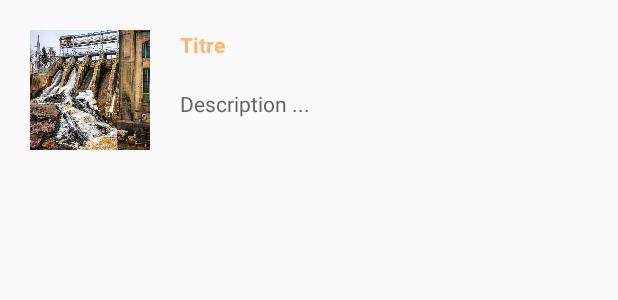
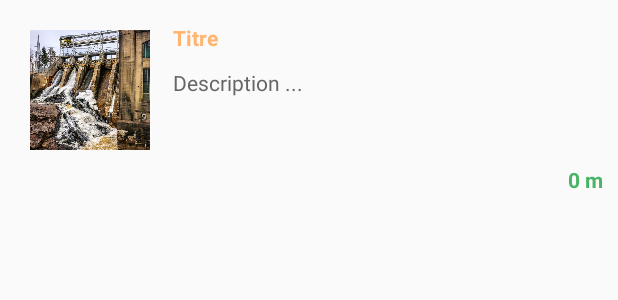
Before and after one commit to J4BB3R/wezite, an Android app: the layout parcour_vignette.xml on its own in the app's theme, with its tools: preview values and no code run, on a phone screen of 412 x 824 dp. Shown: the top 300 px of the screen. Run offline under Robolectric (Android 15) with nearby library versions, the phone set to English and light mode, and no system bars.

Commit message:
[ParcourList] add Feature

```diff
--- a/app/src/main/java/ca/wezite/wezite/view/ParcourListAdaptor.java
+++ b/app/src/main/java/ca/wezite/wezite/view/ParcourListAdaptor.java
@@ -3,6 +3,7 @@ package ca.wezite.wezite.view;
 import android.content.Context;
 import android.content.Intent;
 import android.support.v7.widget.RecyclerView;
+import android.util.Log;
 import android.view.LayoutInflater;
 import android.view.View;
 import android.view.ViewGroup;
@@ -26,7 +27,7 @@ public class ParcourListAdaptor extends RecyclerView.Adapter<ParcourListAdaptor.
     public class VignetteHolder extends RecyclerView.ViewHolder {
         public FrameLayout parentLayout;
         public ImageView img;
-        public TextView title, desc;
+        public TextView title, desc, distance;
 
         public VignetteHolder(View view) {
             super(view);
@@ -34,6 +35,7 @@ public class ParcourListAdaptor extends RecyclerView.Adapter<ParcourListAdaptor.
             img = (ImageView) view.findViewById(R.id.imageView);
             title = (TextView) view.findViewById(R.id.titleParcourVignette);
             desc = (TextView) view.findViewById(R.id.descParcourVignette);
+            distance = (TextView) view.findViewById(R.id.distanceParcourVignette);
         }
     }
 
@@ -53,6 +55,7 @@ public class ParcourListAdaptor extends RecyclerView.Adapter<ParcourListAdaptor.
         final Parcours parcours = parcoursList.get(position);
         holder.title.setText(parcours.getName());
         holder.desc.setText(parcours.getDescription());
+        holder.distance.setText(Integer.toString((int)parcours.getDistance())+" m");
 
         holder.parentLayout.setOnClickListener(new View.OnClickListener() {
             @Override
--- a/app/src/main/res/layout/parcour_vignette.xml
+++ b/app/src/main/res/layout/parcour_vignette.xml
@@ -6,43 +6,62 @@
     android:layout_margin="10dp"
     android:clickable="true"
     android:id="@+id/headVignette">
+
     <LinearLayout
         android:layout_width="match_parent"
         android:layout_height="match_parent"
-        android:orientation="horizontal"
-        android:elevation="8dp">
+        android:orientation="vertical">
+
+        <LinearLayout
+            android:layout_width="match_parent"
+            android:layout_height="match_parent"
+            android:elevation="8dp"
+            android:orientation="horizontal">
 
             <ImageView
                 android:id="@+id/imageView"
                 android:layout_width="80dp"
                 android:layout_height="80dp"
                 android:layout_margin="10dp"
-            app:srcCompat="@drawable/barrage"
-            android:scaleType="centerCrop"/>
+                android:scaleType="centerCrop"
+                app:srcCompat="@drawable/barrage" />
 
             <LinearLayout
                 android:layout_width="match_parent"
                 android:layout_height="match_parent"
-            android:orientation="vertical"
-            android:layout_marginRight="10dp">
+                android:layout_marginRight="10dp"
+                android:orientation="vertical">
 
                 <TextView
                     android:id="@+id/titleParcourVignette"
                     android:layout_width="match_parent"
                     android:layout_height="wrap_content"
+                    android:layout_margin="5dp"
                     android:text="Titre"
-                android:textStyle="bold"
                     android:textColor="@color/colorPrimary"
-                android:layout_margin="10dp"/>
+                    android:textStyle="bold" />
 
                 <TextView
                     android:id="@+id/descParcourVignette"
                     android:layout_width="match_parent"
                     android:layout_height="wrap_content"
-                android:textColor="@color/colorPrimaryDark"
+                    android:layout_margin="5dp"
+                    android:layout_marginTop="0dp"
                     android:text="Description ..."
-                android:layout_margin="10dp"
-                android:layout_marginTop="0dp"/>
+                    android:textColor="@color/colorPrimaryDark" />
             </LinearLayout>
         </LinearLayout>
+
+        <TextView
+            android:id="@+id/distanceParcourVignette"
+            android:layout_width="wrap_content"
+            android:layout_height="wrap_content"
+            android:layout_gravity="end"
+            android:layout_marginBottom="5dp"
+            android:layout_marginTop="0dp"
+            android:text="0 m"
+            android:textColor="@color/successColor"
+            android:textStyle="bold" />
+    </LinearLayout>
+
 </FrameLayout>
```
Also changed, not shown: app/src/main/java/ca/wezite/wezite/ParcoursListActivity.java (+30 -7 lines), app/src/main/java/ca/wezite/wezite/model/Parcours.java (+10 -0 lines). Lines whose indentation alone changed are shown as unchanged.
